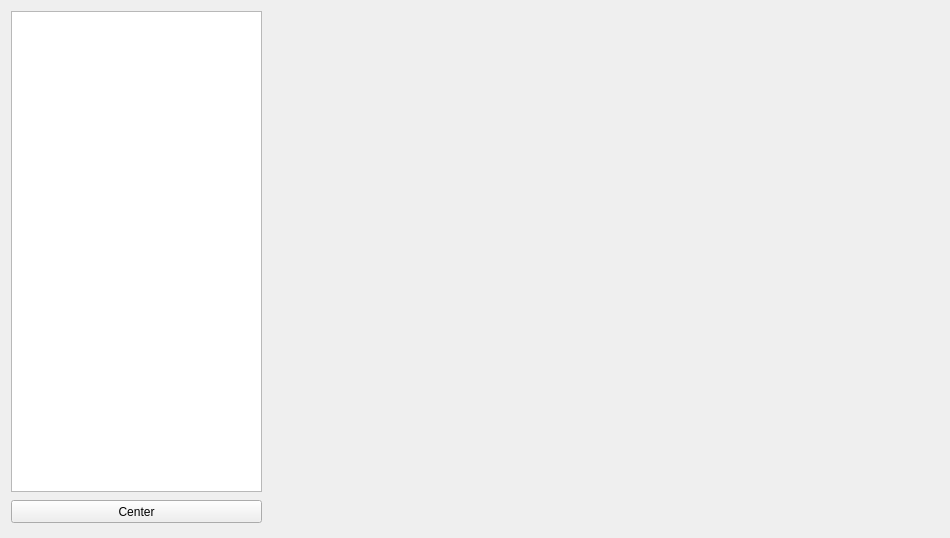
This is UI/StonksMainWindow.ui in ShinokuS/StonksApp as Qt 5 draws it before an edit. The edited form follows.
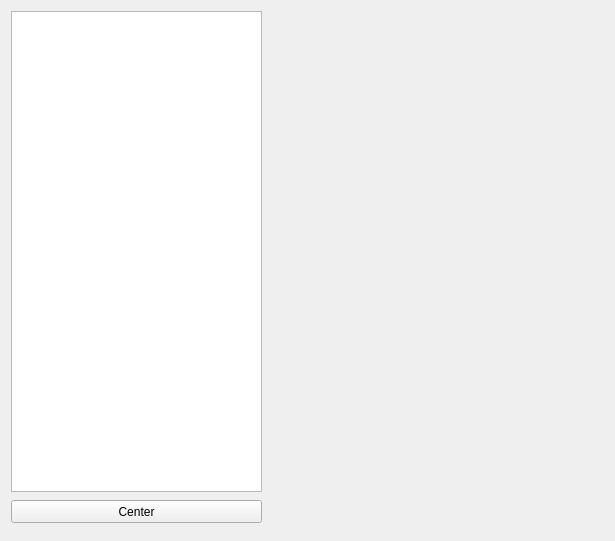
This is the edited form.

Commit message: изменил положение осей

```diff
--- a/UI/StonksMainWindow.ui
+++ b/UI/StonksMainWindow.ui
@@ -6,8 +6,8 @@
    <rect>
     <x>0</x>
     <y>0</y>
-    <width>950</width>
-    <height>538</height>
+    <width>615</width>
+    <height>541</height>
    </rect>
   </property>
   <property name="windowTitle">
@@ -19,7 +19,7 @@
      <rect>
       <x>270</x>
       <y>10</y>
-      <width>671</width>
+      <width>331</width>
       <height>521</height>
      </rect>
     </property>
```
The commit also changes 1 other file.
